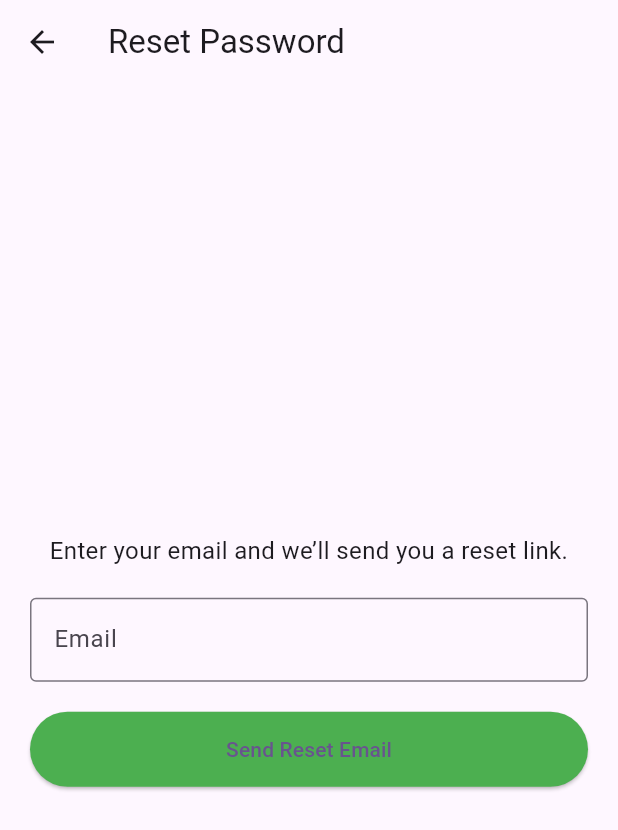
After one commit to TannerAssenmacher/AI-Nutrition-Assistant, a Flutter app: the HomeScreen screen opened by its route, after a tap on the "logout" icon, after a tap on "Login", after a tap on "Forgot Password?", on a phone screen of 412 x 824 dp. The commit adds this screen. Shown: the top 830 px of the screen. Run offline on Flutter 3.47's test engine with Material 3 defaults, Android fonts, the phone set to English and light mode, and no system bars; our stand-ins replace cloud_firestore, firebase_auth, firebase_core, flutter_riverpod, riverpod_annotation; accounts and stored records are empty; generated files the repository leaves out were written again.

Commit message:
Add password reset and email verification features
Introduces a forgot password screen and route, allowing users to request password reset emails. Enhances login and registration flows to require email verification before granting access, including a dialog for verification status. Adds logout functionality to the home screen.

```diff
--- a/lib/main.dart
+++ b/lib/main.dart
@@ -9,6 +9,7 @@ import 'db/food.dart';
 import 'db/firestore_helper.dart';
 import 'screens/login_screen.dart';
 import 'screens/register_screen.dart';
+import 'screens/forgot_password_screen.dart';
 
 void main() async {
   WidgetsFlutterBinding.ensureInitialized();
@@ -97,6 +98,7 @@ class MyApp extends StatelessWidget {
         routes: {
           '/login': (context) => const LoginPage(),
           '/register': (context) => const RegisterPage(),
+          '/forgot': (context) => const ForgotPasswordPage(),
           '/home': (context) => const HomeScreen(),
         },
     );
--- /dev/null
+++ b/lib/screens/forgot_password_screen.dart
@@ -0,0 +1,80 @@
+import 'package:flutter/material.dart';
+import 'package:firebase_auth/firebase_auth.dart';
+
+class ForgotPasswordPage extends StatefulWidget {
+  const ForgotPasswordPage({super.key});
+
+  @override
+  State<ForgotPasswordPage> createState() => _ForgotPasswordPageState();
+}
+
+class _ForgotPasswordPageState extends State<ForgotPasswordPage> {
+  final _emailController = TextEditingController();
+  bool _isLoading = false;
+
+  Future<void> _resetPassword() async {
+    final email = _emailController.text.trim();
+    if (email.isEmpty) {
+      ScaffoldMessenger.of(context).showSnackBar(
+        const SnackBar(content: Text('Please enter your email')),
+      );
+      return;
+    }
+
+    setState(() => _isLoading = true);
+    try {
+      await FirebaseAuth.instance.sendPasswordResetEmail(email: email);
+      ScaffoldMessenger.of(context).showSnackBar(
+        const SnackBar(content: Text('Password reset email sent! Check your inbox.')),
+      );
+      Navigator.pop(context); // Go back to login
+    } on FirebaseAuthException catch (e) {
+      print('🔥 Password reset error: ${e.code} → ${e.message}');
+      String msg = 'Error: ${e.message ?? e.code}';
+      if (e.code == 'user-not-found') msg = 'No user found with that email.';
+      ScaffoldMessenger.of(context).showSnackBar(SnackBar(content: Text(msg)));
+    } finally {
+      setState(() => _isLoading = false);
+    }
+  }
+
+  @override
+  Widget build(BuildContext context) {
+    return Scaffold(
+      appBar: AppBar(title: const Text('Reset Password')),
+      body: Padding(
+        padding: const EdgeInsets.all(20),
+        child: Column(
+          mainAxisAlignment: MainAxisAlignment.center,
+          children: [
+            const Text(
+              'Enter your email and we’ll send you a reset link.',
+              style: TextStyle(fontSize: 16),
+              textAlign: TextAlign.center,
+            ),
+            const SizedBox(height: 20),
+            TextField(
+              controller: _emailController,
+              keyboardType: TextInputType.emailAddress,
+              decoration: const InputDecoration(
+                border: OutlineInputBorder(),
+                labelText: 'Email',
+              ),
+            ),
+            const SizedBox(height: 20),
+            _isLoading
+                ? const CircularProgressIndicator()
+                : ElevatedButton(
+              onPressed: _resetPassword,
+              style: ElevatedButton.styleFrom(
+                backgroundColor: Colors.green,
+                minimumSize: const Size(double.infinity, 50),
+              ),
+              child: const Text('Send Reset Email'),
+            ),
+          ],
+        ),
+      ),
+    );
+  }
+}
--- a/lib/screens/home_screen.dart
+++ b/lib/screens/home_screen.dart
@@ -1,5 +1,6 @@
 import 'package:flutter/material.dart';
 import 'package:flutter_riverpod/flutter_riverpod.dart';
+import 'package:firebase_auth/firebase_auth.dart';
 import '../providers/food_providers.dart';
 import '../providers/user_providers.dart';
 import '../db/food.dart';
@@ -20,6 +21,21 @@ class HomeScreen extends ConsumerWidget {
         title: const Text('Nutrition Assistant'),
         backgroundColor: Colors.green[600],
         foregroundColor: Colors.white,
+        actions: [
+          IconButton(
+            icon: const Icon(Icons.logout),
+            tooltip: 'Logout',
+            onPressed: () async {
+              await FirebaseAuth.instance.signOut();
+              if (context.mounted) {
+                Navigator.pushReplacementNamed(context, '/login');
+                ScaffoldMessenger.of(context).showSnackBar(
+                  const SnackBar(content: Text('Logged out successfully')),
+                );
+              }
+            },
+          ),
+        ],
       ),
       body: SingleChildScrollView(
         padding: const EdgeInsets.all(16.0),
--- a/lib/screens/login_screen.dart
+++ b/lib/screens/login_screen.dart
@@ -24,17 +24,93 @@ class _LoginPageState extends State<LoginPage> {
     });
 
     try {
-      await FirebaseAuth.instance.signInWithEmailAndPassword(
+      final result = await FirebaseAuth.instance.signInWithEmailAndPassword(
         email: _emailController.text.trim(),
         password: _passwordController.text.trim(),
       );
-      // Once logged in, navigate to main app page
+
+      final user = result.user;
+
+      if (user != null && !user.emailVerified) {
+        // 🔹 Email not verified — show dialog
+        await _showEmailVerificationDialog(user);
+        await FirebaseAuth.instance.signOut(); // prevent access until verified
+        return;
+      }
+
+      // 🔹 Verified user → navigate to home
       if (mounted) Navigator.pushReplacementNamed(context, '/home');
     } on FirebaseAuthException catch (e) {
       setState(() => _error = e.message);
     } finally {
       setState(() => _isLoading = false);
     }
+  }
+
+  Future<void> _showEmailVerificationDialog(User user) async {
+    bool isVerified = user.emailVerified;
+    bool stopChecking = false;
+
+    // 🔹 Periodically check if the user verifies their email
+    Future<void> checkVerificationStatus() async {
+      while (!stopChecking && !isVerified) {
+        await Future.delayed(const Duration(seconds: 4));
+        await user.reload();
+        final refreshed = FirebaseAuth.instance.currentUser;
+        if (refreshed != null && refreshed.emailVerified) {
+          isVerified = true;
+          stopChecking = true;
+          if (mounted) {
+            Navigator.pop(context); // Close the dialog
+            Navigator.pushReplacementNamed(context, '/home');
+            ScaffoldMessenger.of(context).showSnackBar(
+              const SnackBar(content: Text('Email verified! Welcome back!')),
+            );
+          }
+          break;
+        }
+      }
+    }
+
+    // 🔹 Start checking in the background
+    checkVerificationStatus();
+
+    await showDialog(
+      context: context,
+      barrierDismissible: false,
+      builder: (context) => StatefulBuilder(
+        builder: (context, setState) {
+          return AlertDialog(
+            title: const Text('Verify Your Email'),
+            content: const Text(
+              'We sent a verification email to your inbox. '
+                  'Once you verify it, this screen will automatically continue.',
+            ),
+            actions: [
+              TextButton(
+                onPressed: () async {
+                  await user.sendEmailVerification();
+                  ScaffoldMessenger.of(context).showSnackBar(
+                    const SnackBar(content: Text('Verification email sent again!')),
+                  );
+                },
+                child: const Text('Resend Email'),
+              ),
+              TextButton(
+                onPressed: () {
+                  stopChecking = true;
+                  Navigator.pop(context);
+                },
+                child: const Text('Cancel'),
+              ),
+            ],
+          );
+        },
+      ),
+    );
+
+    // Stop checking if the dialog is closed manually
+    stopChecking = true;
   }
 
   @override
@@ -135,6 +211,13 @@ class _LoginPageState extends State<LoginPage> {
                 onPressed: () => Navigator.pushNamed(context, '/register'),
                 child: const Text("Don't have an account? Register here"),
               ),
+              TextButton(
+                onPressed: () {
+                  Navigator.pushNamed(context, '/forgot');
+                },
+                child: const Text('Forgot Password?'),
+              ),
+
             ],
           ),
         ),
```
Also changed, not shown: lib/screens/register_screen.dart (+11 -2 lines).
